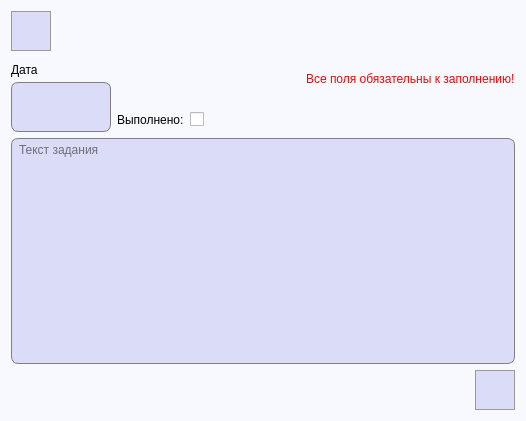
Before: the Qt Designer form UpdateTask.ui in FediiBohdan/TechService, drawn with Qt 5.
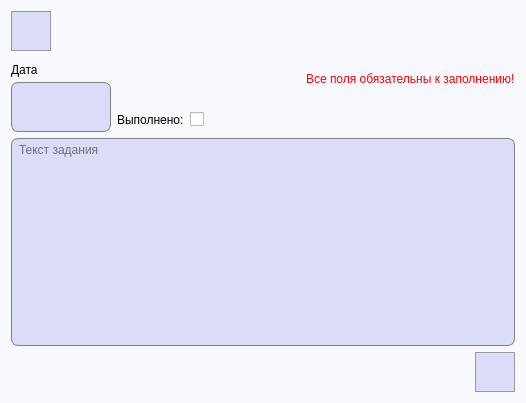
After: the same form once the commit is applied. Icons and pictures are not drawn.

Diff of the .ui file:
```diff
--- a/UpdateTask.ui
+++ b/UpdateTask.ui
@@ -7,7 +7,7 @@
     <x>0</x>
     <y>0</y>
     <width>526</width>
-    <height>421</height>
+    <height>403</height>
    </rect>
   </property>
   <property name="windowTitle">
```
